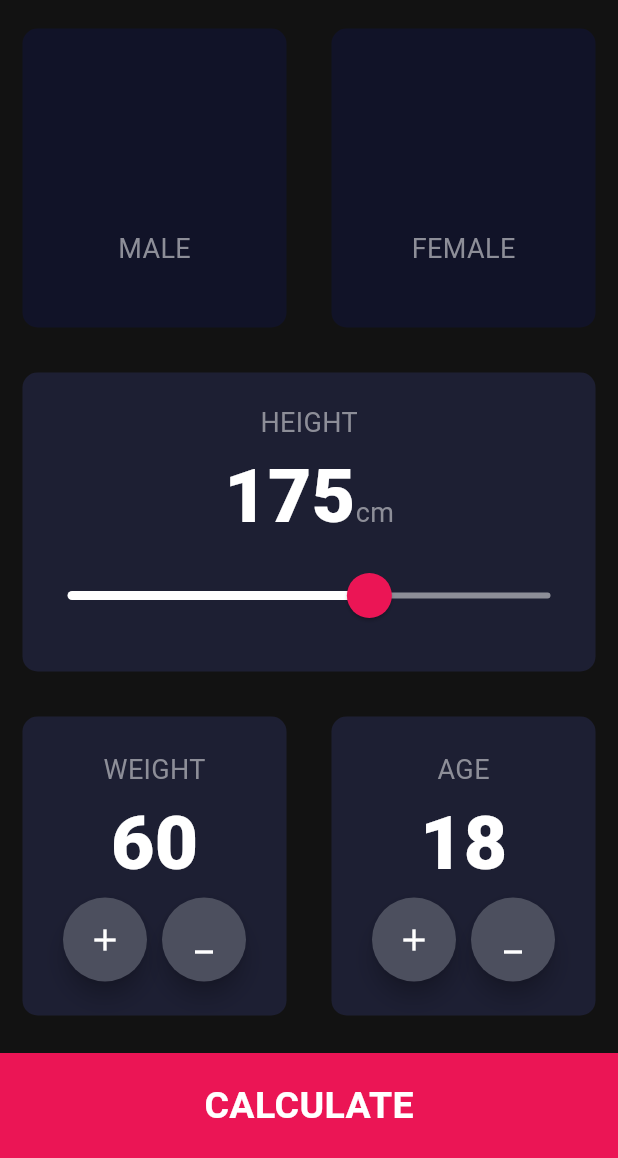
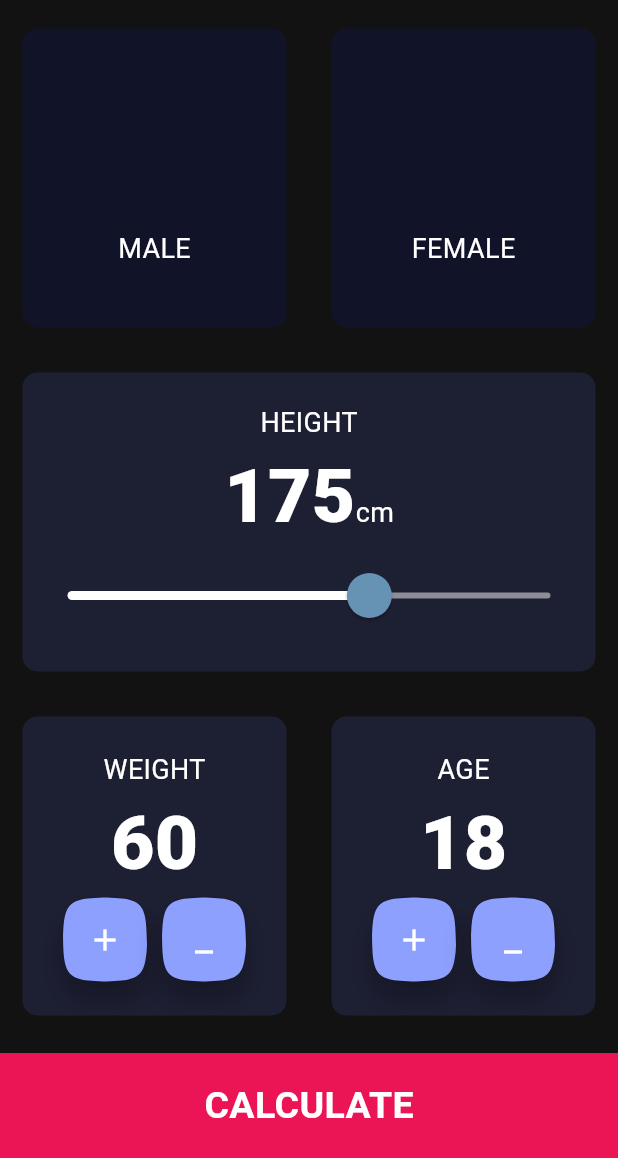
Before and after one commit to BIBINKB97/BMI-calculator-application, a Flutter app: the screen it shows after launch, on a phone screen of 412 x 824 dp, the part 78-1236 px from its top. Run offline on Flutter 3.47's test engine with Material 2 defaults, Android fonts, the phone set to English and light mode, and no system bars; our stand-ins replace font_awesome_flutter, get.

Commit message:
calculator is working now but have change some functionalities

```diff
--- a/lib/config/constants.dart
+++ b/lib/config/constants.dart
@@ -1,15 +1,12 @@
 import 'package:flutter/material.dart';
-
 
 const kBottomContainerHeight = 70.0;
 const kActiveCardColor = Color(0xff1d1f33);
 const kInactiveCardColor = Color(0xff111328);
 const kBottomContainerColor = Color(0xFFEB1555);
 
-
 const kLabelTextStyle = TextStyle(
   fontSize: 18.0,
-  color: Color(0xFF8D8E98),
 );
 
 const kNumberTextStyle = TextStyle(
@@ -33,7 +30,6 @@ const kResultTextStyle = TextStyle(
   fontWeight: FontWeight.bold,
 );
 
-
 const kBMITextStyle = TextStyle(
   fontSize: 100.0,
   fontWeight: FontWeight.bold,
--- a/lib/view/home.dart
+++ b/lib/view/home.dart
@@ -108,7 +108,7 @@ class _HomePageState extends State<HomePage> {
                           RoundSliderThumbShape(enabledThumbRadius: 15.0),
                       overlayShape:
                           RoundSliderOverlayShape(overlayRadius: 30.0),
-                      thumbColor: Color(0xFFEB1555),
+                      thumbColor: Color.fromARGB(255, 102, 146, 180),
                     ),
                     child: Slider(
                       value: height.toDouble(),
--- a/lib/view/widgets/custom_button.dart
+++ b/lib/view/widgets/custom_button.dart
@@ -1,4 +1,3 @@
-
 // ignore_for_file: must_be_immutable, use_key_in_widget_constructors, sort_child_properties_last, prefer_const_constructors
 
 import 'package:flutter/material.dart';
@@ -19,8 +18,8 @@ class CustomButton extends StatelessWidget {
         height: 56.0,
       ),
       onPressed: onPressed,
-      shape: CircleBorder(),
-      fillColor: Color(0xff4c4f5e),
+      shape: ContinuousRectangleBorder(borderRadius: BorderRadius.circular(40)),
+      fillColor: Color.fromARGB(255, 142, 160, 253),
     );
   }
 }
--- a/lib/view/widgets/custon_card.dart
+++ b/lib/view/widgets/custon_card.dart
@@ -5,8 +5,8 @@ class CustomCard extends StatelessWidget {
   final Widget? customCardChild;
   final VoidCallback? onPressed;
 
-  CustomCard({
-    this.cusColor = const Color(0xff1d1f33),
+   CustomCard({
+   required this. cusColor,
     this.customCardChild,
     this.onPressed,
   });
@@ -15,7 +15,7 @@ class CustomCard extends StatelessWidget {
   Widget build(BuildContext context) => GestureDetector(
         onTap: onPressed,
         child: Container(
-          margin:  EdgeInsets.all(15.0),
+          margin: EdgeInsets.all(15.0),
           decoration: BoxDecoration(
             color: cusColor,
             borderRadius: BorderRadius.circular(10.0),
```
